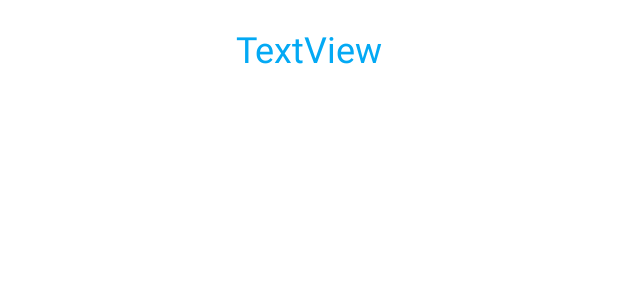
After one commit to ETS-Android3/branch_sa_technical_assessment, an Android app: the layout activity_display_message.xml on its own in the app's theme, with its tools: preview values and no code run, on a phone screen of 412 x 824 dp. The commit adds this screen. Shown: the top 300 px of the screen. Run offline under Robolectric (Android 15) with nearby library versions, the phone set to English and light mode, and no system bars.

Commit message:
Added activity and 1st button fucntionality

```diff
--- /dev/null
+++ b/app/src/main/res/layout/activity_display_message.xml
@@ -0,0 +1,20 @@
+<?xml version="1.0" encoding="utf-8"?>
+<androidx.constraintlayout.widget.ConstraintLayout xmlns:android="http://schemas.android.com/apk/res/android"
+    xmlns:app="http://schemas.android.com/apk/res-auto"
+    xmlns:tools="http://schemas.android.com/tools"
+    android:layout_width="match_parent"
+    android:layout_height="match_parent"
+    tools:context=".DisplayMessageActivity">
+
+    <TextView
+        android:id="@+id/textView"
+        android:layout_width="wrap_content"
+        android:layout_height="wrap_content"
+        android:layout_marginTop="16dp"
+        android:text="TextView"
+        android:textColor="#03A9F4"
+        android:textSize="24sp"
+        app:layout_constraintEnd_toEndOf="parent"
+        app:layout_constraintStart_toStartOf="parent"
+        app:layout_constraintTop_toTopOf="parent" />
+</androidx.constraintlayout.widget.ConstraintLayout>
--- a/app/src/main/res/layout/activity_main.xml
+++ b/app/src/main/res/layout/activity_main.xml
@@ -26,6 +26,7 @@
         android:layout_height="wrap_content"
         android:layout_marginStart="16dp"
         android:layout_marginEnd="16dp"
+        android:onClick="sendMessage"
         android:text="@string/button_send"
         app:layout_constraintBaseline_toBaselineOf="@+id/editTextTextPersonName"
         app:layout_constraintEnd_toEndOf="parent"
```
Also changed, not shown: app/src/main/AndroidManifest.xml (+9 -0 lines), app/src/main/java/com/example/branch_sa_technical_assessment/DisplayMessageActivity.java (added, +26 -0 lines), app/src/main/java/com/example/branch_sa_technical_assessment/MainActivity.java (+12 -1 lines).
